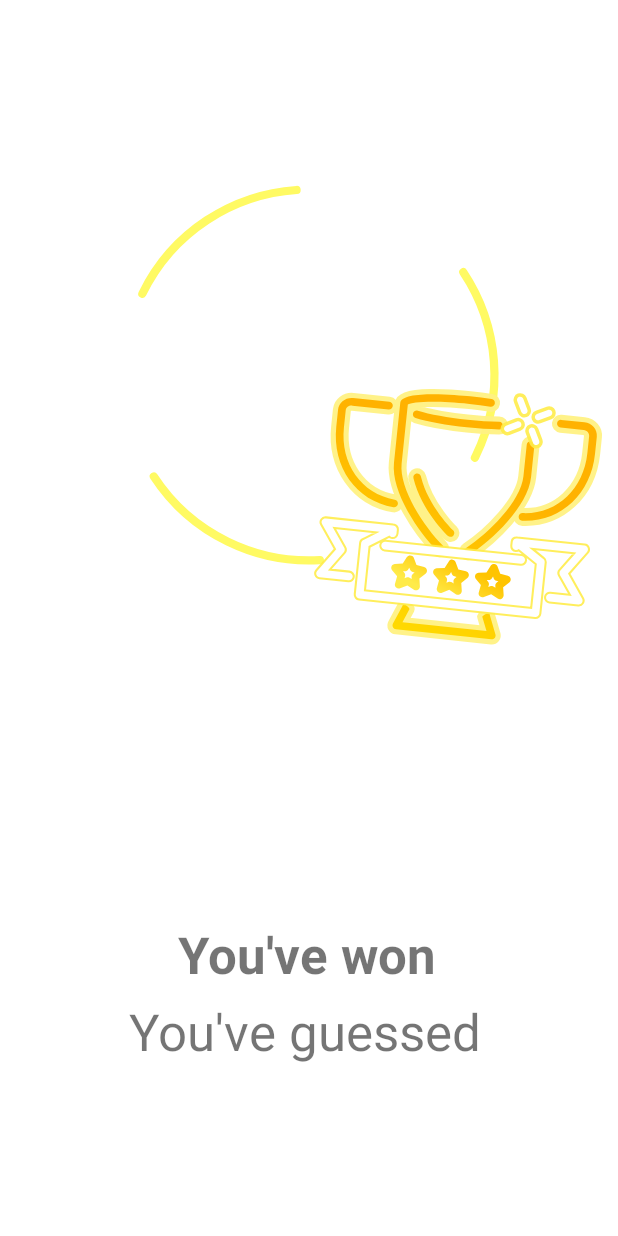
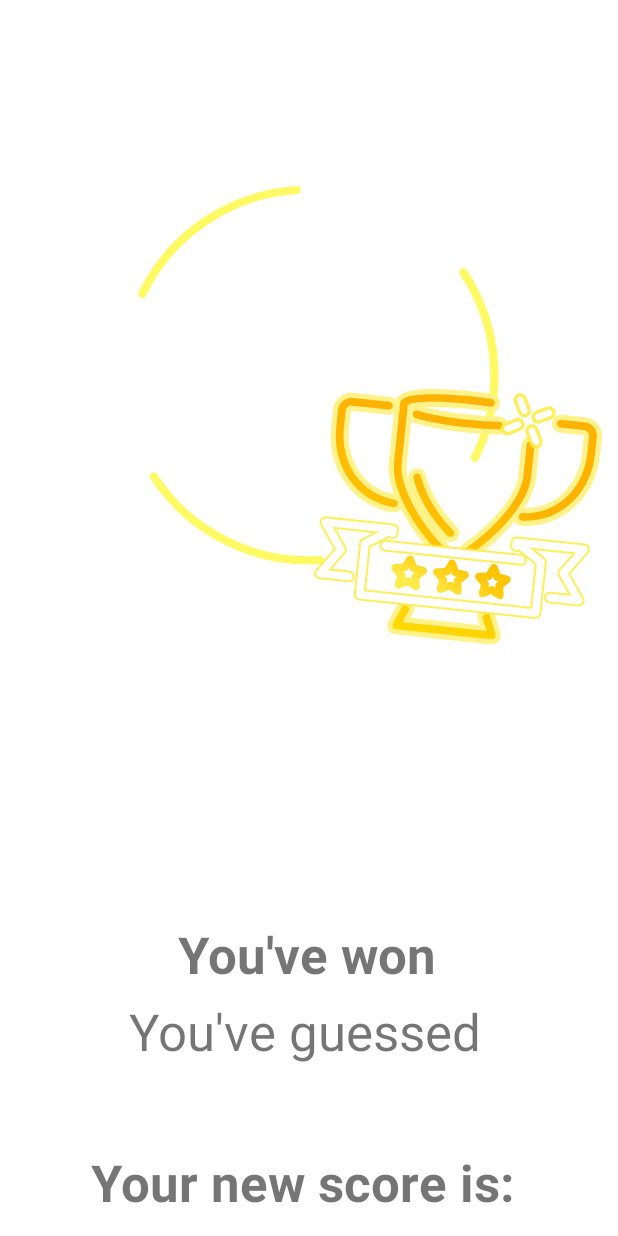
Before and after one commit to AmerBiro/Hangman_s176356, an Android app: the Won screen opened directly, with no data from a screen before it, on a phone screen of 412 x 824 dp. Run offline under Robolectric (Android 15) with nearby library versions, the phone set to English and light mode, and no system bars.

Commit message:
Duplicating the score if the player guessed the word correctly

```diff
--- a/app/src/main/java/com/example/hangman_s176356/endgame/animation/Won.java
+++ b/app/src/main/java/com/example/hangman_s176356/endgame/animation/Won.java
@@ -15,7 +15,7 @@ import com.example.hangman_s176356.databinding.AnimationWonBinding;
 import com.example.hangman_s176356.endgame.NewGame;
 
 public class Won extends AppCompatActivity {
-    String number_of;
+    String number_of, playerScore;
     private AnimationWonBinding binding;
 
     @Override
@@ -43,12 +43,15 @@ public class Won extends AppCompatActivity {
 
 
     void getAndSetIntentData(){
-        if(getIntent().hasExtra("number_of")){
+        if(getIntent().hasExtra("number_of") &&
+                getIntent().hasExtra("playerScore")){
             //Getting Data from Intent
             number_of = getIntent().getStringExtra("number_of");
+            playerScore = getIntent().getStringExtra("playerScore");
 
             //Setting Intent Data
             binding.numberOf.setText(number_of + " times");
+            binding.playerScore.setText("Your new score is: " + playerScore);
             Log.d("stev", number_of);
         }else{
             Toast.makeText(this, "No number to show", Toast.LENGTH_SHORT).show();
--- a/app/src/main/java/com/example/hangman_s176356/player/UpdatePlayer.java
+++ b/app/src/main/java/com/example/hangman_s176356/player/UpdatePlayer.java
@@ -64,6 +64,9 @@ public class UpdatePlayer extends AppCompatActivity {
                 Intent intent = new Intent(UpdatePlayer.this, HangmanGame.class);
                 intent.putExtra("playerName", String.valueOf(playerName));
                 intent.putExtra("playerScore", String.valueOf(playerScore));
+
+                intent.putExtra("playerId", String.valueOf(playerId));
+
                 startActivityForResult(intent, 1);
             }
         });
--- a/app/src/main/res/layout/animation_won.xml
+++ b/app/src/main/res/layout/animation_won.xml
@@ -63,4 +63,17 @@
         app:layout_constraintTop_toTopOf="parent"
         app:layout_constraintVertical_bias="0.854" />
 
+    <TextView
+        android:id="@+id/playerScore"
+        android:layout_width="wrap_content"
+        android:layout_height="wrap_content"
+        android:text="Your new score is: "
+        android:textSize="34sp"
+        android:textStyle="bold"
+        app:layout_constraintBottom_toBottomOf="parent"
+        app:layout_constraintEnd_toEndOf="parent"
+        app:layout_constraintStart_toStartOf="parent"
+        app:layout_constraintTop_toTopOf="parent"
+        app:layout_constraintVertical_bias="0.983" />
+
 </androidx.constraintlayout.widget.ConstraintLayout>
```
Also changed, not shown: app/src/main/java/com/example/hangman_s176356/database/Player.java (+14 -0 lines), app/src/main/java/com/example/hangman_s176356/game/HangmanGame.java (+21 -1 lines), app/src/main/java/com/example/hangman_s176356/logic/Logic.java (+8 -8 lines), 10 other files.
